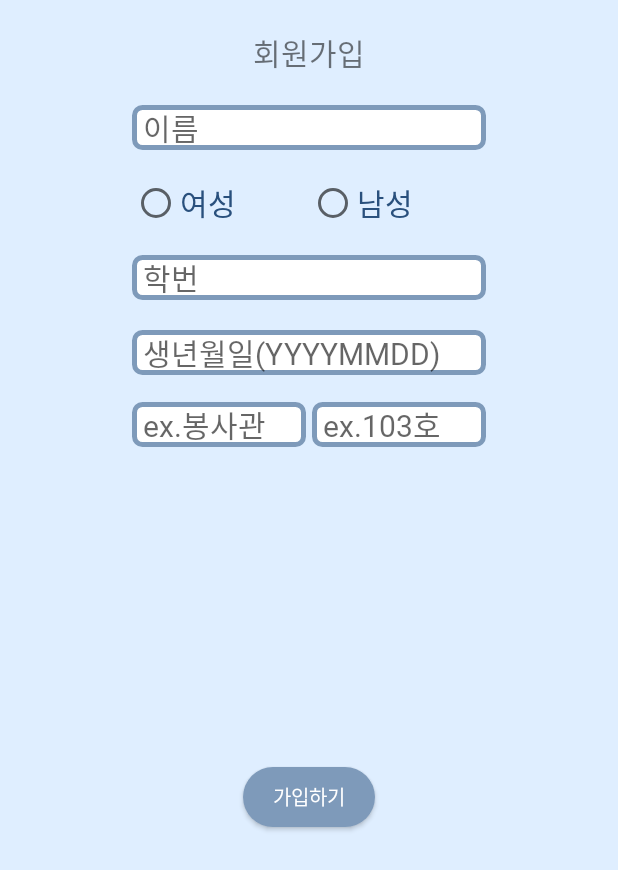
After one commit to yxxniverse/mobileAppProject, an Android app: the layout activity_info.xml on its own in the app's theme, with its tools: preview values and no code run, on a phone screen of 412 x 824 dp. The commit adds this screen. Shown: the top 870 px of the screen. Run offline under Robolectric (Android 15) with nearby library versions, the phone set to English and light mode, and no system bars.

Commit message:
join/user info 분리

```diff
--- /dev/null
+++ b/app/src/main/res/layout/activity_info.xml
@@ -0,0 +1,182 @@
+<?xml version="1.0" encoding="utf-8"?>
+<androidx.constraintlayout.widget.ConstraintLayout xmlns:android="http://schemas.android.com/apk/res/android"
+    xmlns:tools="http://schemas.android.com/tools"
+    android:layout_width="match_parent"
+    android:layout_height="match_parent"
+    xmlns:app="http://schemas.android.com/apk/res-auto"
+    android:background="@color/theme_blue">
+
+    <TextView
+        android:id="@+id/join_textView"
+        android:layout_width="wrap_content"
+        android:layout_height="wrap_content"
+        android:background="@color/theme_blue"
+        android:layout_marginTop="20dp"
+        android:layout_alignParentLeft="true"
+        android:layout_alignParentTop="true"
+        android:text="회원가입"
+        android:fontFamily="@font/neodgm"
+        android:textSize="20dp"
+        app:layout_constraintTop_toTopOf="parent"
+        app:layout_constraintEnd_toEndOf="parent"
+        app:layout_constraintStart_toStartOf="parent"/>
+
+    <EditText
+        android:id="@+id/join_name"
+        android:layout_width="236dp"
+        android:layout_height="30dp"
+        android:background="@drawable/frame_calendar"
+        android:layout_marginTop="50dp"
+        android:layout_alignParentLeft="true"
+        android:layout_alignParentTop="true"
+        android:hint="이름"
+        android:fontFamily="@font/sleigothic"
+        android:textSize="20dp"
+        android:inputType="textPersonName"
+        android:paddingLeft="7dp"
+        app:layout_constraintTop_toTopOf="@id/join_textView"
+        app:layout_constraintEnd_toEndOf="parent"
+        app:layout_constraintStart_toStartOf="parent"
+        tools:ignore="MissingConstraints" />
+
+    <RadioGroup
+        android:id="@+id/join_gender"
+        android:layout_width="236dp"
+        android:layout_height="30dp"
+        android:layout_marginTop="20dp"
+        android:fontFamily="@font/neodgm"
+        android:orientation="horizontal"
+        android:text="성별"
+        android:textSize="20dp"
+        app:layout_constraintEnd_toEndOf="parent"
+        app:layout_constraintStart_toStartOf="parent"
+        app:layout_constraintTop_toBottomOf="@+id/join_name"
+        tools:ignore="MissingConstraints">
+
+        <RadioButton
+            android:id="@+id/join_female"
+            android:layout_width="118dp"
+            android:layout_height="30dp"
+            android:layout_alignParentLeft="true"
+            android:layout_alignParentTop="true"
+            android:background="@color/theme_blue"
+            android:text="여성"
+            android:fontFamily="@font/sleigothic"
+            android:textColor="@color/theme_blue3"
+            android:textSize="20dp"
+            app:layout_constraintEnd_toEndOf="parent"
+            app:layout_constraintStart_toStartOf="parent"
+            app:layout_constraintTop_toTopOf="@id/join_gender"
+            tools:ignore="MissingConstraints" />
+
+        <RadioButton
+            android:id="@+id/join_male"
+            android:layout_width="118dp"
+            android:layout_height="30dp"
+            android:layout_alignParentLeft="true"
+            android:layout_alignParentTop="true"
+            android:background="@color/theme_blue"
+            android:text="남성"
+            android:fontFamily="@font/sleigothic"
+            android:textColor="@color/theme_blue3"
+            android:textSize="20dp"
+            app:layout_constraintEnd_toEndOf="parent"
+            app:layout_constraintStart_toStartOf="parent"
+            app:layout_constraintTop_toTopOf="@id/join_gender"
+            tools:ignore="MissingConstraints" />
+    </RadioGroup>
+
+    <EditText
+        android:id="@+id/join_id"
+        android:layout_width="236dp"
+        android:layout_height="30dp"
+        android:background="@drawable/frame_calendar"
+        android:layout_marginTop="50dp"
+        android:layout_alignParentLeft="true"
+        android:layout_alignParentTop="true"
+        android:hint="학번"
+        android:fontFamily="@font/sleigothic"
+        android:textSize="20dp"
+        android:inputType="numberDecimal"
+        android:paddingLeft="7dp"
+        app:layout_constraintTop_toTopOf="@id/join_gender"
+        app:layout_constraintEnd_toEndOf="parent"
+        app:layout_constraintStart_toStartOf="parent"
+        tools:ignore="MissingConstraints" />
+
+    <EditText
+        android:id="@+id/join_birthday"
+        android:layout_width="236dp"
+        android:layout_height="30dp"
+        android:background="@drawable/frame_calendar"
+        android:layout_marginTop="50dp"
+        android:layout_alignParentLeft="true"
+        android:layout_alignParentTop="true"
+        android:hint="생년월일(YYYYMMDD)"
+        android:fontFamily="@font/sleigothic"
+        android:textSize="20dp"
+        android:inputType="date"
+        android:paddingLeft="7dp"
+        app:layout_constraintTop_toTopOf="@id/join_id"
+        app:layout_constraintEnd_toEndOf="parent"
+        app:layout_constraintStart_toStartOf="parent"
+        tools:ignore="MissingConstraints" />
+
+
+    <EditText
+        android:id="@+id/join_dorm"
+        android:layout_width="116dp"
+        android:layout_height="30dp"
+        android:layout_alignParentLeft="true"
+        android:layout_alignParentTop="true"
+        android:layout_centerHorizontal="true"
+        android:layout_marginTop="48dp"
+        android:background="@drawable/frame_calendar"
+        android:hint="ex.봉사관"
+        android:paddingLeft="7dp"
+        android:fontFamily="@font/sleigothic"
+        android:textSize="20dp"
+        app:layout_constraintEnd_toEndOf="parent"
+        app:layout_constraintHorizontal_bias="0"
+        app:layout_constraintStart_toStartOf="@id/join_name"
+        app:layout_constraintTop_toTopOf="@id/join_birthday"
+        tools:ignore="MissingConstraints" />
+
+    <EditText
+        android:id="@+id/join_dorm2"
+        android:layout_width="116dp"
+        android:layout_height="30dp"
+        android:layout_alignParentLeft="true"
+        android:layout_alignParentTop="true"
+        android:layout_centerHorizontal="true"
+        android:layout_marginTop="48dp"
+        android:background="@drawable/frame_calendar"
+        android:fontFamily="@font/sleigothic"
+        android:inputType="numberDecimal"
+        android:hint="ex.103호"
+        android:paddingLeft="7dp"
+        android:textSize="20dp"
+        app:layout_constraintEnd_toEndOf="@+id/join_birthday"
+        app:layout_constraintHorizontal_bias="1"
+        app:layout_constraintStart_toStartOf="parent"
+        app:layout_constraintTop_toTopOf="@id/join_birthday"
+        tools:ignore="MissingConstraints" />
+
+    <Button
+        android:id="@+id/join_btn"
+        android:layout_width="wrap_content"
+        android:layout_height="40dp"
+        android:layout_marginBottom="30dp"
+        android:background="@drawable/frame_login_btn"
+        android:text="가입하기"
+        android:textSize="13dp"
+        android:fontFamily="@font/neodgm"
+        android:textColor="@color/white"
+        tools:ignore="MissingConstraints"
+        app:layout_constraintTop_toTopOf="@id/join_dorm"
+        app:layout_constraintEnd_toEndOf="parent"
+        app:layout_constraintStart_toStartOf="parent"
+        app:layout_constraintBottom_toBottomOf="parent"
+        />
+
+</androidx.constraintlayout.widget.ConstraintLayout>
```
Also changed, not shown: app/src/main/java/com/example/test/JoinActivity.kt (+0 -1 lines), app/src/main/res/layout/activity_join.xml (+20 -160 lines).
